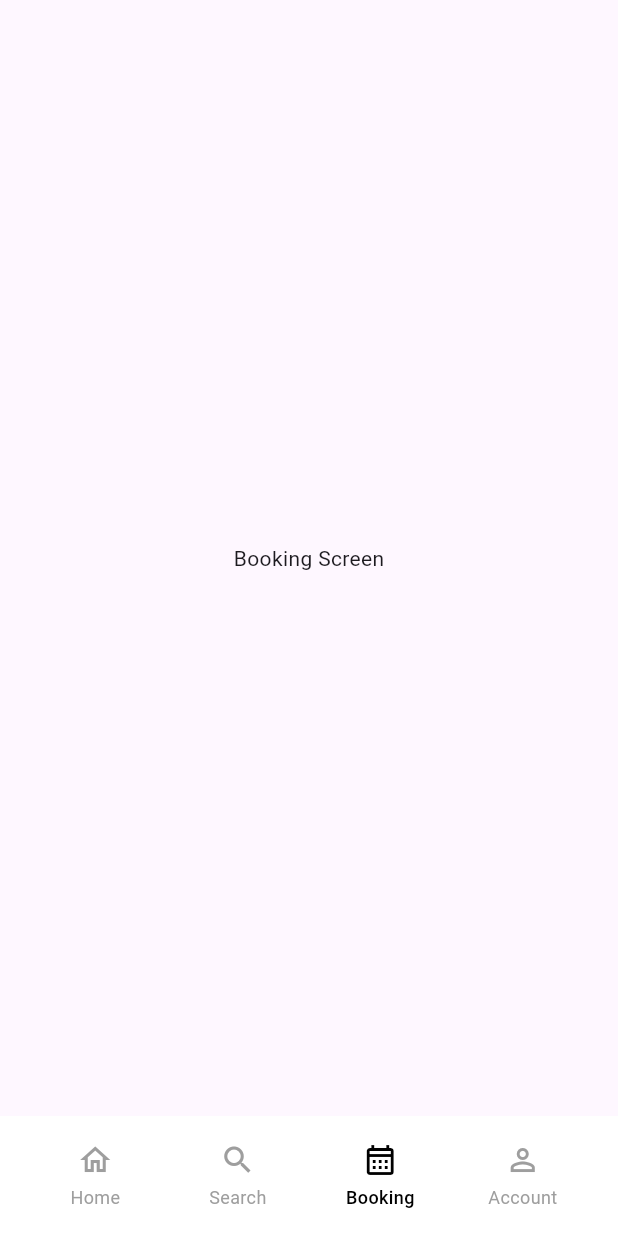
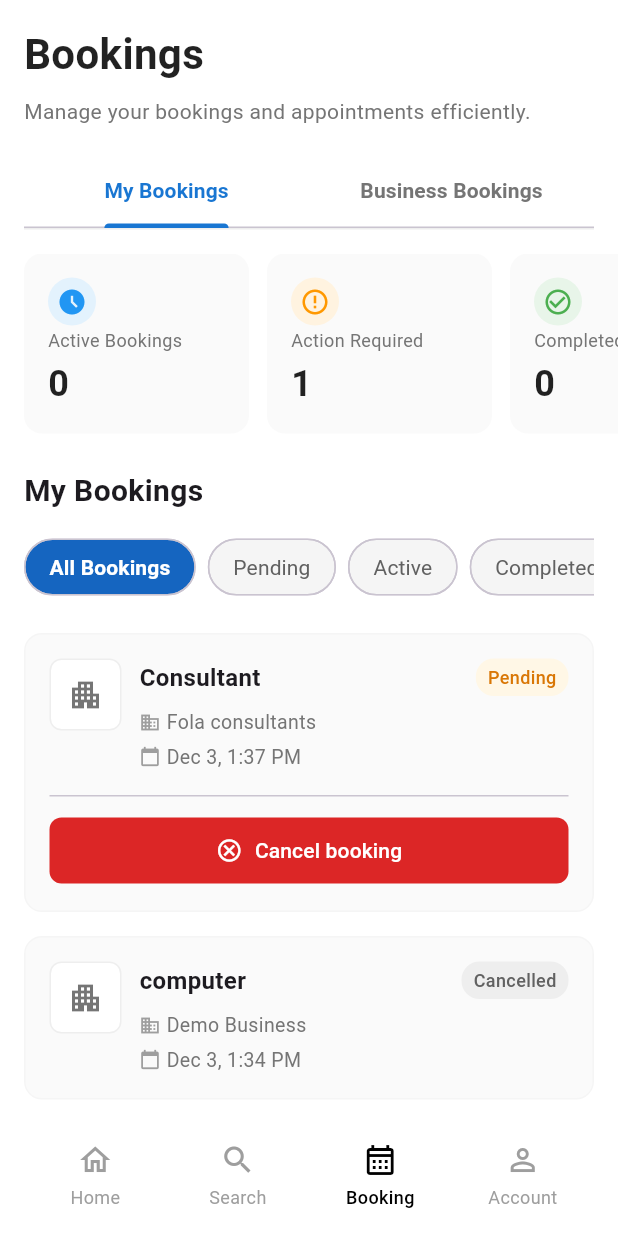
Before and after one commit to Henrydykee/check_around_me, a Flutter app: the CheckNavbar screen opened directly, item 3 of the bottom bar chosen, on a phone screen of 412 x 824 dp. Run offline on Flutter 3.47's test engine with Material 3 defaults, Android fonts, the phone set to English and light mode, and no system bars; drawn by our look-alikes of overlay_support; our stand-ins replace dartz, dio, font_awesome_flutter, gap, get_it, google_fonts and 1 more; accounts and stored records are empty; network calls fail; Roboto replaces fonts that are missing (urbanist).

```diff
--- /dev/null
+++ b/lib/features/booking/booking_screen.dart
@@ -0,0 +1,376 @@
+import 'package:flutter/material.dart';
+
+class BookingsScreen extends StatefulWidget {
+  const BookingsScreen({super.key});
+
+  @override
+  State<BookingsScreen> createState() => _BookingsScreenState();
+}
+
+class _BookingsScreenState extends State<BookingsScreen> with SingleTickerProviderStateMixin {
+  late TabController _tabController;
+  String _selectedFilter = 'All Bookings';
+
+  @override
+  void initState() {
+    super.initState();
+    _tabController = TabController(length: 2, vsync: this);
+  }
+
+  @override
+  void dispose() {
+    _tabController.dispose();
+    super.dispose();
+  }
+
+  @override
+  Widget build(BuildContext context) {
+    return Scaffold(
+      backgroundColor: Colors.white,
+      body: SafeArea(
+        child: CustomScrollView(
+          slivers: [
+            // 1. Header & Title
+            SliverToBoxAdapter(
+              child: Padding(
+                padding: const EdgeInsets.all(16.0),
+                child: Column(
+                  crossAxisAlignment: CrossAxisAlignment.start,
+                  children: [
+                    const Text(
+                      'Bookings',
+                      style: TextStyle(fontSize: 28, fontWeight: FontWeight.bold, color: Colors.black87),
+                    ),
+                    const SizedBox(height: 8),
+                    Text(
+                      'Manage your bookings and appointments efficiently.',
+                      style: TextStyle(fontSize: 14, color: Colors.grey[600]),
+                    ),
+                    const SizedBox(height: 20),
+                    // Tabs
+                    Container(
+                      decoration: BoxDecoration(
+                        border: Border(bottom: BorderSide(color: Colors.grey.shade200)),
+                      ),
+                      child: TabBar(
+                        controller: _tabController,
+                        labelColor: Colors.blue[700],
+                        unselectedLabelColor: Colors.grey[600],
+                        indicatorColor: Colors.blue[700],
+                        labelStyle: const TextStyle(fontWeight: FontWeight.w600),
+                        tabs: const [
+                          Tab(text: "My Bookings"),
+                          Tab(text: "Business Bookings"),
+                        ],
+                      ),
+                    ),
+                  ],
+                ),
+              ),
+            ),
+
+            // 2. Stats Cards (Horizontal Scroll)
+            SliverToBoxAdapter(
+              child: SizedBox(
+                height: 120, // Fixed height for the card row
+                child: ListView(
+                  scrollDirection: Axis.horizontal,
+                  padding: const EdgeInsets.symmetric(horizontal: 16),
+                  children: [
+                    _buildStatCard(
+                      icon: Icons.access_time_filled,
+                      color: Colors.blue,
+                      title: "Active Bookings",
+                      count: "0",
+                    ),
+                    const SizedBox(width: 12),
+                    _buildStatCard(
+                      icon: Icons.error_outline,
+                      color: Colors.orange,
+                      title: "Action Required",
+                      count: "1",
+                    ),
+                    const SizedBox(width: 12),
+                    _buildStatCard(
+                      icon: Icons.check_circle_outline,
+                      color: Colors.green,
+                      title: "Completed",
+                      count: "0",
+                    ),
+                  ],
+                ),
+              ),
+            ),
+
+            // 3. Section Title & Filters
+            SliverToBoxAdapter(
+              child: Padding(
+                padding: const EdgeInsets.fromLTRB(16, 24, 16, 12),
+                child: Column(
+                  crossAxisAlignment: CrossAxisAlignment.start,
+                  children: [
+                    const Text(
+                      'My Bookings',
+                      style: TextStyle(fontSize: 20, fontWeight: FontWeight.bold),
+                    ),
+                    const SizedBox(height: 12),
+                    SingleChildScrollView(
+                      scrollDirection: Axis.horizontal,
+                      child: Row(
+                        children: [
+                          'All Bookings',
+                          'Pending',
+                          'Active',
+                          'Completed',
+                          'Cancelled'
+                        ].map((filter) {
+                          final isSelected = _selectedFilter == filter;
+                          return Padding(
+                            padding: const EdgeInsets.only(right: 8.0),
+                            child: ActionChip(
+                              label: Text(filter),
+                              backgroundColor: isSelected ? Colors.blue[800] : Colors.grey[100],
+                              labelStyle: TextStyle(
+                                color: isSelected ? Colors.white : Colors.grey[700],
+                                fontWeight: isSelected ? FontWeight.w600 : FontWeight.normal,
+                              ),
+                              shape: RoundedRectangleBorder(
+                                borderRadius: BorderRadius.circular(20),
+                                side: BorderSide.none,
+                              ),
+                              onPressed: () {
+                                setState(() {
+                                  _selectedFilter = filter;
+                                });
+                              },
+                            ),
+                          );
+                        }).toList(),
+                      ),
+                    ),
+                  ],
+                ),
+              ),
+            ),
+
+            // 4. The Bookings List
+            // Using SliverList ensures this renders efficiently as a list component
+            SliverPadding(
+              padding: const EdgeInsets.symmetric(horizontal: 16, vertical: 8),
+              sliver: SliverList(
+                delegate: SliverChildBuilderDelegate(
+                      (context, index) {
+                    return _buildBookingItem(mockBookings[index]);
+                  },
+                  childCount: mockBookings.length,
+                ),
+              ),
+            ),
+
+            // Bottom padding for scroll
+            const SliverToBoxAdapter(child: SizedBox(height: 40)),
+          ],
+        ),
+      ),
+    );
+  }
+
+  Widget _buildStatCard({
+    required IconData icon,
+    required MaterialColor color,
+    required String title,
+    required String count,
+  }) {
+    return Container(
+      width: 150,
+      height: 200,
+      padding: const EdgeInsets.all(16),
+      decoration: BoxDecoration(
+        color: Colors.grey[50], // Very light grey background like screenshot
+        borderRadius: BorderRadius.circular(12),
+      ),
+      child: Column(
+        crossAxisAlignment: CrossAxisAlignment.start,
+        mainAxisAlignment: MainAxisAlignment.center,
+        children: [
+          Row(
+            children: [
+              Container(
+                padding: const EdgeInsets.all(6),
+                decoration: BoxDecoration(
+                  color: color.shade50,
+                  shape: BoxShape.circle,
+                ),
+                child: Icon(icon, color: color, size: 20),
+              ),
+            ],
+          ),
+          const Spacer(),
+          Text(
+            title,
+            style: TextStyle(color: Colors.grey[600], fontSize: 12),
+            overflow: TextOverflow.ellipsis,
+          ),
+          const SizedBox(height: 4),
+          Text(
+            count,
+            style: const TextStyle(
+              fontSize: 24,
+              fontWeight: FontWeight.bold,
+              color: Colors.black87,
+            ),
+          ),
+        ],
+      ),
+    );
+  }
+
+  Widget _buildBookingItem(Map<String, dynamic> booking) {
+    Color statusBg;
+    Color statusText;
+
+    switch (booking['status']) {
+      case 'Pending':
+        statusBg = const Color(0xFFFFF7E6); // Light Orange
+        statusText = const Color(0xFFD97706); // Dark Orange
+        break;
+      case 'Cancelled':
+        statusBg = Colors.grey.shade200;
+        statusText = Colors.grey.shade700;
+        break;
+      default:
+        statusBg = Colors.blue.shade50;
+        statusText = Colors.blue.shade700;
+    }
+
+    return Container(
+      margin: const EdgeInsets.only(bottom: 16),
+      padding: const EdgeInsets.all(16),
+      decoration: BoxDecoration(
+        color: Colors.grey[50],
+        borderRadius: BorderRadius.circular(12),
+        border: Border.all(color: Colors.grey.shade100),
+      ),
+      child: Column(
+        children: [
+          Row(
+            crossAxisAlignment: CrossAxisAlignment.start,
+            children: [
+              // Icon Box
+              Container(
+                width: 48,
+                height: 48,
+                decoration: BoxDecoration(
+                  color: Colors.white,
+                  borderRadius: BorderRadius.circular(8),
+                  border: Border.all(color: Colors.grey.shade200),
+                ),
+                child: const Icon(Icons.apartment, color: Colors.black54),
+              ),
+              const SizedBox(width: 12),
+
+              // Details
+              Expanded(
+                child: Column(
+                  crossAxisAlignment: CrossAxisAlignment.start,
+                  children: [
+                    Row(
+                      mainAxisAlignment: MainAxisAlignment.spaceBetween,
+                      children: [
+                        Text(
+                          booking['title'],
+                          style: const TextStyle(
+                            fontWeight: FontWeight.bold,
+                            fontSize: 16,
+                          ),
+                        ),
+                        Container(
+                          padding: const EdgeInsets.symmetric(horizontal: 8, vertical: 4),
+                          decoration: BoxDecoration(
+                            color: statusBg,
+                            borderRadius: BorderRadius.circular(12),
+                          ),
+                          child: Text(
+                            booking['status'],
+                            style: TextStyle(
+                              color: statusText,
+                              fontSize: 12,
+                              fontWeight: FontWeight.w500,
+                            ),
+                          ),
+                        ),
+                      ],
+                    ),
+                    const SizedBox(height: 8),
+                    Row(
+                      children: [
+                        Icon(Icons.business, size: 14, color: Colors.grey[500]),
+                        const SizedBox(width: 4),
+                        Text(
+                          booking['company'],
+                          style: TextStyle(color: Colors.grey[600], fontSize: 13),
+                        ),
+                      ],
+                    ),
+                    const SizedBox(height: 4),
+                    Row(
+                      children: [
+                        Icon(Icons.calendar_today, size: 14, color: Colors.grey[500]),
+                        const SizedBox(width: 4),
+                        Text(
+                          booking['date'],
+                          style: TextStyle(color: Colors.grey[600], fontSize: 13),
+                        ),
+                      ],
+                    ),
+                  ],
+                ),
+              ),
+            ],
+          ),
+
+          // Action Button (Only if pending/active)
+          if (booking['hasAction'] == true) ...[
+            const SizedBox(height: 16),
+            const Divider(height: 1),
+            const SizedBox(height: 12),
+            SizedBox(
+              width: double.infinity,
+              child: ElevatedButton.icon(
+                onPressed: () {},
+                icon: const Icon(Icons.cancel_outlined, size: 18, color: Colors.white),
+                label: const Text("Cancel booking", style: TextStyle(color: Colors.white)),
+                style: ElevatedButton.styleFrom(
+                  backgroundColor: const Color(0xFFDC2626), // Red color
+                  elevation: 0,
+                  padding: const EdgeInsets.symmetric(vertical: 12),
+                  shape: RoundedRectangleBorder(
+                    borderRadius: BorderRadius.circular(8),
+                  ),
+                ),
+              ),
+            )
+          ]
+        ],
+      ),
+    );
+  }
+}
+
+// Mock Data
+final List<Map<String, dynamic>> mockBookings = [
+  {
+    'title': 'Consultant',
+    'status': 'Pending',
+    'company': 'Fola consultants',
+    'date': 'Dec 3, 1:37 PM',
+    'hasAction': true,
+  },
+  {
+    'title': 'computer',
+    'status': 'Cancelled',
+    'company': 'Demo Business',
+    'date': 'Dec 3, 1:34 PM',
+    'hasAction': false,
+  },
+];
--- a/lib/features/navbar/check_navbar.dart
+++ b/lib/features/navbar/check_navbar.dart
@@ -1,3 +1,4 @@
+import 'package:check_around_me/features/booking/booking_screen.dart';
 import 'package:flutter/material.dart';
 
 import '../home/home_screen.dart';
@@ -35,7 +36,7 @@ class _CheckNavbarState extends State<CheckNavbar> {
         children:  [
           HomeScreen(),
           SearchScreen(),
-          Center(child: Text("Booking Screen")),
+          BookingsScreen(),
           Center(child: Text("Account Screen")),
         ],
       ),
```
